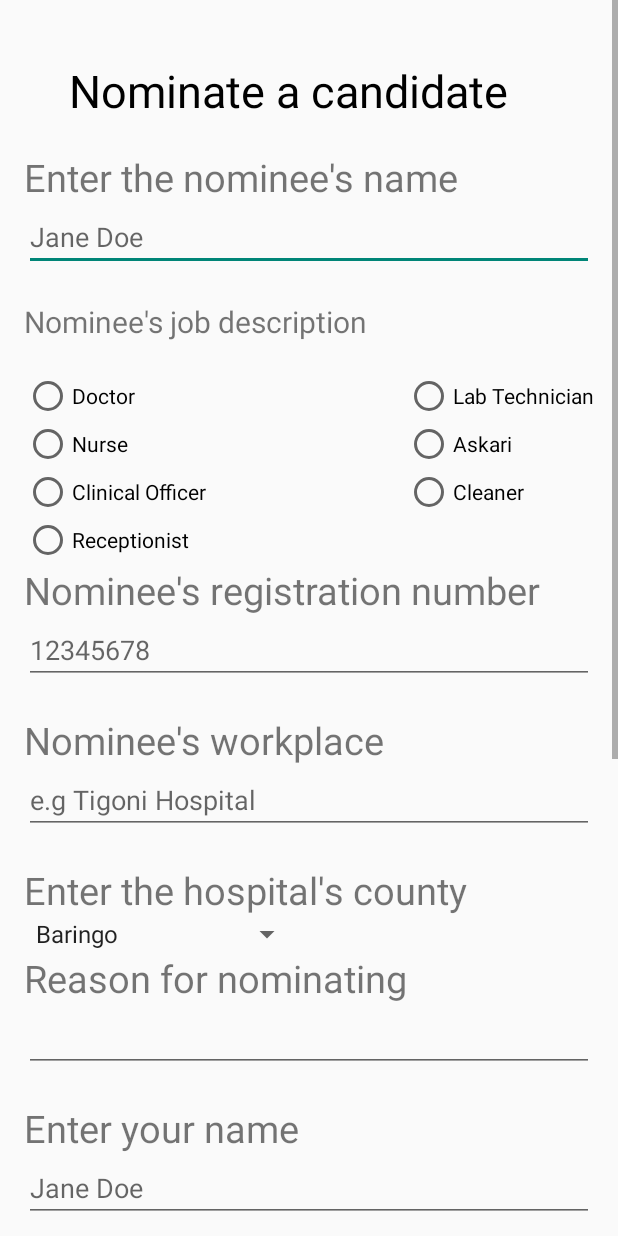
After one commit to faith-muli/boreshaafya, an Android app: the nominate screen opened directly, with no data from a screen before it, on a phone screen of 412 x 824 dp. The commit adds this screen. Run offline under Robolectric (Android 15) with nearby library versions, the phone set to English and light mode, and no system bars.

Commit message:
nominate activity set

```diff
--- /dev/null
+++ b/app/src/main/java/program/com/boreshaafya/nominate.java
@@ -0,0 +1,57 @@
+package program.com.boreshaafya;
+
+import android.app.Activity;
+import android.support.v7.app.ActionBarActivity;
+import android.os.Bundle;
+import android.view.Menu;
+import android.view.MenuItem;
+import android.view.View;
+import android.widget.AdapterView;
+import android.widget.ArrayAdapter;
+import android.widget.Spinner;
+
+
+public class nominate extends Activity {
+
+
+    @Override
+    protected void onCreate(Bundle savedInstanceState) {
+        super.onCreate(savedInstanceState);
+        setContentView(R.layout.activity_nominate);
+
+        Spinner staticSpinner = (Spinner) findViewById(R.id.county_spinner);
+
+        // Create an ArrayAdapter using the string array and a default spinner
+        ArrayAdapter<CharSequence> staticAdapter = ArrayAdapter.createFromResource(this, R.array.counties_list,                        android.R.layout.simple_spinner_item);
+
+        // Specify the layout to use when the list of choices appears
+        staticAdapter.setDropDownViewResource(android.R.layout.simple_spinner_dropdown_item);
+
+        // Apply the adapter to the spinner
+        staticSpinner.setAdapter(staticAdapter);
+
+
+    }
+
+    @Override
+    public boolean onCreateOptionsMenu(Menu menu) {
+        // Inflate the menu; this adds items to the action bar if it is present.
+        getMenuInflater().inflate(R.menu.menu_nominate, menu);
+        return true;
+    }
+
+    @Override
+    public boolean onOptionsItemSelected(MenuItem item) {
+        // Handle action bar item clicks here. The action bar will
+        // automatically handle clicks on the Home/Up button, so long
+        // as you specify a parent activity in AndroidManifest.xml.
+        int id = item.getItemId();
+
+        //noinspection SimplifiableIfStatement
+        if (id == R.id.action_settings) {
+            return true;
+        }
+
+        return super.onOptionsItemSelected(item);
+    }
+}
--- /dev/null
+++ b/app/src/main/res/layout/activity_nominate.xml
@@ -0,0 +1,340 @@
+<ScrollView
+    xmlns:android="http://schemas.android.com/apk/res/android"
+    xmlns:tools="http://schemas.android.com/tools"
+    android:layout_width="fill_parent"
+    android:layout_height="fill_parent"
+    android:id="@+id/scrollView"
+    android:fillViewport="true"
+    tools:context="program.com.boreshaafya.Nomination">
+
+<RelativeLayout
+    android:layout_width="wrap_content"
+    android:layout_height="match_parent"
+    android:paddingLeft="@dimen/activity_horizontal_margin"
+    android:paddingRight="@dimen/activity_horizontal_margin"
+     >
+    <TextView
+        android:layout_width="fill_parent"
+        android:layout_height="wrap_content"
+        android:text="Nominate a candidate"
+        android:textSize="30dp"
+        android:layout_marginBottom="20dp"
+        android:textColor="#000"
+        android:textAlignment="center"
+        android:paddingLeft="30dp"
+        android:layout_marginTop="40dp"
+        android:id="@+id/textView" />
+    <TextView
+        android:layout_width="fill_parent"
+        android:layout_height="wrap_content"
+        android:text="Enter the nominee's name"
+        android:id="@+id/textview1"
+        android:textSize="25dp"
+        android:layout_below="@+id/textView"
+        android:layout_alignParentLeft="true"
+        android:layout_alignParentStart="true"
+        />
+    <EditText
+        android:layout_width="fill_parent"
+        android:layout_height="wrap_content"
+        android:hint="Jane Doe"
+        android:ems="10"
+        android:id="@+id/editText"
+        android:textColor="#000"
+        android:inputType="phone"
+        android:layout_below="@+id/textview1"
+        android:layout_alignParentLeft="true"
+        android:layout_alignParentStart="true"
+        android:layout_marginBottom="20dp"/>
+
+
+<TextView
+    android:layout_width="fill_parent"
+    android:layout_height="wrap_content"
+    android:text="Nominee's job description"
+    android:id="@+id/jobttext"
+    android:layout_below="@+id/editText"
+    android:layout_alignParentLeft="true"
+    android:layout_alignParentStart="true"
+    android:textSize="20dp"
+    android:layout_marginBottom="20dp"/>
+
+
+
+
+    <RadioButton
+        android:layout_width="wrap_content"
+        android:layout_height="wrap_content"
+        android:text="Doctor"
+        android:id="@+id/radioButton"
+        android:layout_below="@+id/jobttext"
+        android:layout_alignParentLeft="true"
+        android:layout_alignParentStart="true" />
+
+    <RadioButton
+        android:layout_width="wrap_content"
+        android:layout_height="wrap_content"
+        android:text="Nurse"
+        android:id="@+id/radioButton2"
+        android:layout_below="@+id/radioButton"
+        android:layout_alignParentLeft="true"
+        android:layout_alignParentStart="true" />
+
+    <RadioButton
+        android:layout_width="wrap_content"
+        android:layout_height="wrap_content"
+        android:text="Clinical Officer"
+        android:id="@+id/radioButton3"
+        android:layout_below="@+id/radioButton2"
+        android:layout_alignParentLeft="true"
+        android:layout_alignParentStart="true" />
+
+    <RadioButton
+        android:layout_width="wrap_content"
+        android:layout_height="wrap_content"
+        android:text="Lab Technician"
+        android:id="@+id/radioButton4"
+        android:layout_alignTop="@+id/radioButton"
+        android:layout_alignParentRight="true"
+        android:layout_alignParentEnd="true" />
+
+    <RadioButton
+        android:layout_width="wrap_content"
+        android:layout_height="wrap_content"
+        android:text="Askari"
+        android:id="@+id/radioButton5"
+        android:layout_above="@+id/radioButton3"
+        android:layout_alignLeft="@+id/radioButton4"
+        android:layout_alignStart="@+id/radioButton4" />
+
+    <RadioButton
+        android:layout_width="wrap_content"
+        android:layout_height="wrap_content"
+        android:text="Cleaner"
+        android:id="@+id/radioButton6"
+        android:layout_below="@+id/radioButton5"
+        android:layout_alignLeft="@+id/radioButton5"
+        android:layout_alignStart="@+id/radioButton5" />
+
+    <RadioButton
+        android:layout_width="wrap_content"
+        android:layout_height="wrap_content"
+        android:text="Receptionist"
+        android:id="@+id/radioButton7"
+        android:layout_below="@+id/radioButton3"
+        android:layout_alignParentLeft="true"
+        android:layout_alignParentStart="true" />
+
+    <TextView
+        android:layout_width="fill_parent"
+        android:layout_height="wrap_content"
+        android:text="Nominee's registration number"
+        android:id="@+id/textview3"
+        android:textSize="25dp"
+        android:layout_alignParentLeft="true"
+        android:layout_below="@+id/radioButton7"
+        android:layout_alignParentStart="true"
+        />
+    <EditText
+        android:layout_width="fill_parent"
+        android:layout_height="wrap_content"
+        android:hint="12345678"
+        android:ems="10"
+        android:id="@+id/editText2"
+        android:textColor="#000"
+        android:inputType="phone"
+        android:layout_below="@+id/textview3"
+        android:layout_alignParentLeft="true"
+        android:layout_alignParentStart="true"
+        android:layout_marginBottom="20dp"/>
+
+    <TextView
+        android:layout_width="fill_parent"
+        android:layout_height="wrap_content"
+        android:text="Nominee's workplace"
+        android:id="@+id/textview4"
+        android:textSize="25dp"
+        android:layout_alignParentLeft="true"
+        android:layout_below="@+id/editText2"
+        android:layout_alignParentStart="true"
+        />
+    <EditText
+        android:layout_width="fill_parent"
+        android:layout_height="wrap_content"
+        android:hint="e.g Tigoni Hospital"
+        android:ems="10"
+        android:id="@+id/editText3"
+        android:textColor="#000"
+        android:inputType="phone"
+        android:layout_below="@+id/textview4"
+        android:layout_alignParentLeft="true"
+        android:layout_alignParentStart="true"
+        android:layout_marginBottom="20dp"/>
+    <TextView
+        android:layout_width="fill_parent"
+        android:layout_height="wrap_content"
+        android:text="Enter the hospital's county"
+        android:id="@+id/textview13"
+        android:textSize="25dp"
+        android:layout_below="@+id/editText3"
+        android:layout_alignParentLeft="true"
+        android:layout_alignParentStart="true"
+        />
+
+    <Spinner
+        android:layout_width="wrap_content"
+        android:layout_height="wrap_content"
+        android:id="@+id/county_spinner"
+        android:layout_below="@+id/textview13"
+        android:entries="@array/counties_list"
+        >
+    </Spinner>
+    <TextView
+        android:layout_width="wrap_content"
+        android:layout_height="wrap_content"
+        android:text="Reason for nominating"
+        android:layout_below="@+id/county_spinner"
+        android:id="@+id/textview5"
+        android:textSize="25dp"
+        android:layout_alignParentLeft="true"/>
+    <EditText
+        android:layout_width="fill_parent"
+        android:layout_height="wrap_content"
+        android:ems="10"
+        android:id="@+id/editText5"
+        android:textColor="#000"
+        android:inputType="phone"
+        android:layout_below="@+id/textview5"
+        android:layout_alignParentLeft="true"
+        android:layout_alignParentStart="true"
+        android:layout_marginBottom="20dp"/>
+    <TextView
+        android:layout_width="fill_parent"
+        android:layout_height="wrap_content"
+        android:text="Enter your name"
+        android:id="@+id/textview7"
+        android:textSize="25dp"
+        android:layout_below="@+id/editText5"
+        android:layout_alignParentLeft="true"
+        android:layout_alignParentStart="true"
+        />
+    <EditText
+        android:layout_width="fill_parent"
+        android:layout_height="wrap_content"
+        android:hint="Jane Doe"
+        android:ems="10"
+        android:id="@+id/editText6"
+        android:textColor="#000"
+        android:inputType="phone"
+        android:layout_below="@+id/textview7"
+        android:layout_alignParentLeft="true"
+        android:layout_alignParentStart="true"
+        android:layout_marginBottom="20dp"/>
+    <TextView
+        android:layout_width="fill_parent"
+        android:layout_height="wrap_content"
+        android:text="Enter your county"
+        android:id="@+id/textview8"
+        android:textSize="25dp"
+        android:layout_below="@+id/editText6"
+        android:layout_alignParentLeft="true"
+        android:layout_alignParentStart="true"
+        />
+    <EditText
+        android:layout_width="fill_parent"
+        android:layout_height="wrap_content"
+        android:hint="e.g Nairobi"
+        android:ems="10"
+        android:id="@+id/editText7"
+        android:textColor="#000"
+        android:inputType="phone"
+        android:layout_below="@+id/textview8"
+        android:layout_alignParentLeft="true"
+        android:layout_alignParentStart="true"
+        android:layout_marginBottom="20dp"/>
+    <TextView
+        android:layout_width="fill_parent"
+        android:layout_height="wrap_content"
+        android:text="Enter your phone number"
+        android:id="@+id/textview9"
+        android:textSize="25dp"
+        android:layout_below="@+id/editText7"
+        android:layout_alignParentLeft="true"
+        android:layout_alignParentStart="true"
+        />
+    <EditText
+        android:layout_width="fill_parent"
+        android:layout_height="wrap_content"
+        android:hint="0700123654"
+        android:ems="10"
+        android:id="@+id/editText8"
+        android:textColor="#000"
+        android:inputType="phone"
+        android:layout_below="@+id/textview9"
+        android:layout_alignParentLeft="true"
+        android:layout_alignParentStart="true"
+        android:layout_marginBottom="20dp"/>
+    <TextView
+        android:layout_width="fill_parent"
+        android:layout_height="wrap_content"
+        android:text="What do you think of the kenyan health sector "
+        android:id="@+id/textview10"
+        android:textSize="25dp"
+        android:layout_below="@+id/editText8"
+        android:layout_alignParentLeft="true"
+        android:layout_alignParentStart="true"
+        />
+    <EditText
+        android:layout_width="fill_parent"
+        android:layout_height="wrap_content"
+        android:ems="10"
+        android:id="@+id/editText9"
+        android:textColor="#000"
+        android:inputType="phone"
+        android:layout_below="@+id/textview10"
+        android:layout_alignParentLeft="true"
+        android:layout_alignParentStart="true"
+        android:layout_marginBottom="20dp"/>
+    <TextView
+        android:layout_width="fill_parent"
+        android:layout_height="wrap_content"
+        android:text="What do you think of boresha afya awards "
+        android:id="@+id/textview11"
+        android:textSize="25dp"
+        android:layout_below="@+id/editText9"
+        android:layout_alignParentLeft="true"
+        android:layout_alignParentStart="true"
+        />
+    <EditText
+        android:layout_width="fill_parent"
+        android:layout_height="wrap_content"
+        android:ems="10"
+        android:id="@+id/editText10"
+        android:textColor="#000"
+        android:inputType="phone"
+        android:layout_below="@+id/textview11"
+        android:layout_alignParentLeft="true"
+        android:layout_alignParentStart="true"
+        android:layout_marginBottom="20dp"/>
+    <Button
+        android:layout_width="fill_parent"
+        android:textColor="#000"
+        android:layout_height="wrap_content"
+        android:layout_gravity="bottom|center"
+        android:text="SUBMIT"
+        android:id="@+id/button2"
+        android:layout_alignParentBottom="true"
+        android:layout_alignParentLeft="true"
+        android:layout_alignParentStart="true"
+        android:layout_below="@+id/editText10"
+        android:background="#9EE17E" />
+
+
+
+
+
+
+
+
+</RelativeLayout>
+</ScrollView>
--- a/app/src/main/res/layout/activity_splashscreen.xml
+++ b/app/src/main/res/layout/activity_splashscreen.xml
@@ -48,7 +48,7 @@
     <TextView
         android:layout_width="wrap_content"
         android:layout_height="wrap_content"
-        android:text="powered by"
+        android:text="supported by"
         android:textColor="#000"/>
 
     <GridLayout
--- /dev/null
+++ b/app/src/main/res/menu/menu_nominate.xml
@@ -0,0 +1,6 @@
+<menu xmlns:android="http://schemas.android.com/apk/res/android"
+    xmlns:app="http://schemas.android.com/apk/res-auto"
+    xmlns:tools="http://schemas.android.com/tools" tools:context="program.com.boreshaafya.nominate">
+    <item android:id="@+id/action_settings" android:title="@string/action_settings"
+        android:orderInCategory="100" app:showAsAction="never" />
+</menu>
--- /dev/null
+++ b/app/src/main/res/menu/menu_vote.xml
@@ -0,0 +1,6 @@
+<menu xmlns:android="http://schemas.android.com/apk/res/android"
+    xmlns:app="http://schemas.android.com/apk/res-auto"
+    xmlns:tools="http://schemas.android.com/tools" tools:context="program.com.boreshaafya.vote">
+    <item android:id="@+id/action_settings" android:title="@string/action_settings"
+        android:orderInCategory="100" app:showAsAction="never" />
+</menu>
--- a/app/src/main/res/values/strings.xml
+++ b/app/src/main/res/values/strings.xml
@@ -4,4 +4,20 @@
     <string name="hello_world">Hello world!</string>
     <string name="action_settings">Settings</string>
     <string name="title_activity_splashscreen">splashscreen</string>
+    <string name="title_activity_nominate">nominate</string>
+    <string name="title_activity_vote">vote</string>
+    <string name="title_activity_nomination">Nomination</string>
+
+    <string-array name="counties_list">
+        <item>Baringo</item>
+        <item>Bomet</item>
+        <item>Bungoma</item>
+        <item>Busia</item>
+        <item>Elgeyo Marakwet</item>
+        <item>Embu</item>
+        <item>Garissa</item>
+        <item>Homabay</item>
+        <item>Isiolo</item>
+        <item>Kajiado</item>
+    </string-array>
 </resources>
```
Also changed, not shown: app/src/main/AndroidManifest.xml (+13 -1 lines), app/src/main/java/program/com/boreshaafya/MainActivity.java (+18 -17 lines), app/src/main/java/program/com/boreshaafya/Nomination.java (added, +38 -0 lines), app/src/main/java/program/com/boreshaafya/vote.java (added, +38 -0 lines), app/src/main/res/layout/activity_main.xml (+35 -5 lines), app/src/main/res/layout/activity_nomination.xml (added, +35 -0 lines), app/src/main/res/layout/activity_vote.xml (added, +12 -0 lines), app/src/main/res/menu/menu_nomination.xml (added, +7 -0 lines), app/src/main/res/drawable/morris moses foundation.png (deleted), app/src/main/res/mipmap-hdpi/bmiclaunch.png (added), 1 other file.
